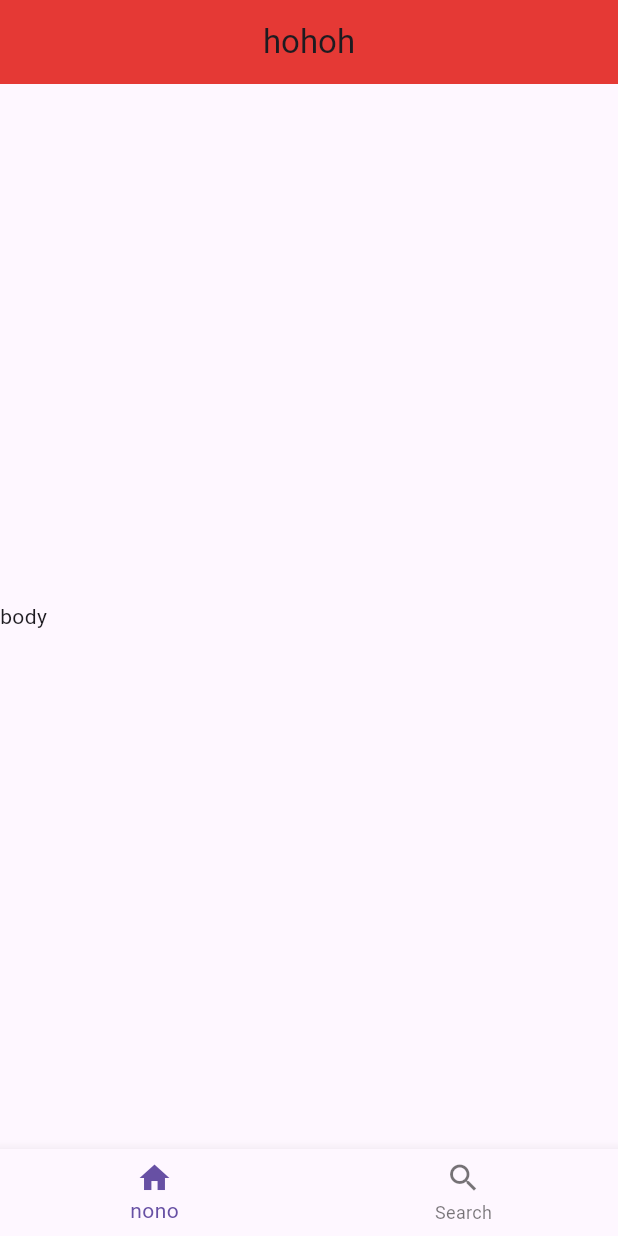
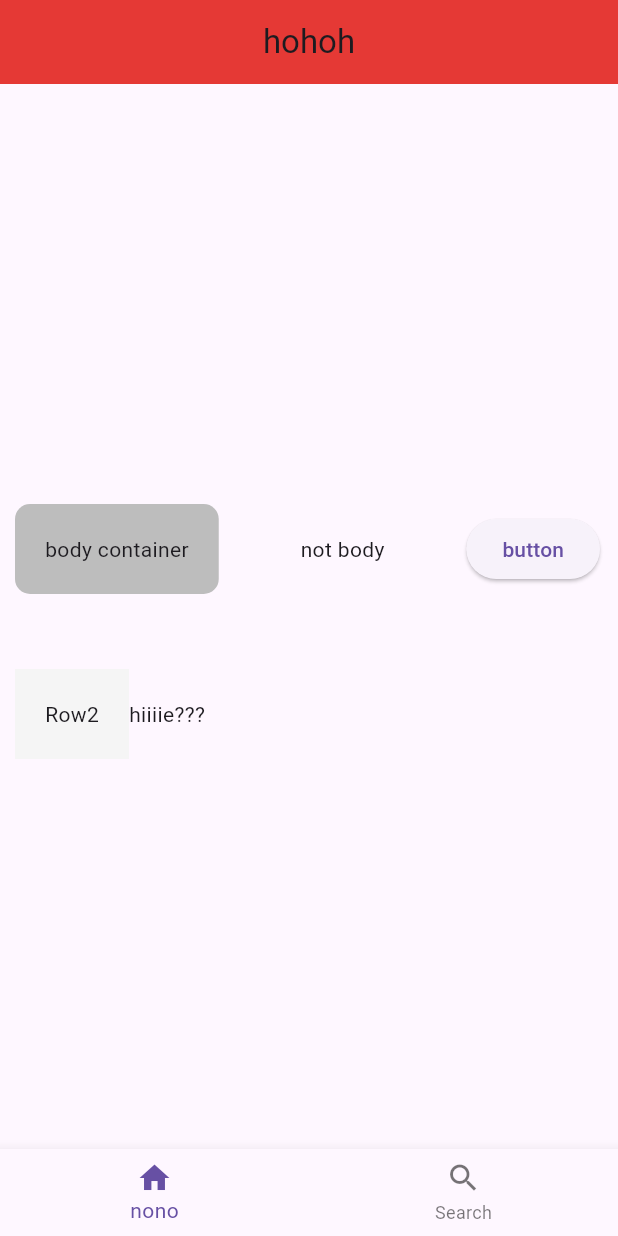
Before and after one commit to IhebGarsii/Small-flutter-app, a Flutter app: the screen it shows after launch, on a phone screen of 412 x 824 dp. Run offline on Flutter 3.47's test engine with Material 3 defaults, Android fonts, the phone set to English and light mode, and no system bars.

Commit message:
learning Rows & Column

```diff
--- a/lib/main.dart
+++ b/lib/main.dart
@@ -15,14 +15,44 @@ class Home extends StatelessWidget {
         centerTitle: true,
         backgroundColor: Colors.red[600],
       ),
-      body: Row(
-        children: [
-          Container(
-
-            color: const Color.fromARGB(255, 52, 138, 209),
+      body: Padding(
+        padding: const EdgeInsets.fromLTRB(10, 20, 12, 0),
+        child: Column(mainAxisAlignment: MainAxisAlignment.center, children: [
+          Row(
+            mainAxisAlignment: MainAxisAlignment.spaceBetween,
+            crossAxisAlignment: CrossAxisAlignment.center,
+            children: [
+              Container(
+                decoration: BoxDecoration(
+                  borderRadius: BorderRadius.circular(10.0),
+                  color: Colors.grey[400],
+                ),
+                padding: const EdgeInsets.all(20),
+                child: const Text('body container'),
+              ),
+              const SizedBox(
+                width: 10.0,
+              ),
+              const Text('not body'),
+              const SizedBox(
+                width: 10.0,
+              ),
+              ElevatedButton(onPressed: () {}, child: const Text("button")),
+            ],
           ),
-          const Text('body')
-        ],
+          const SizedBox(
+            height: 50.0,
+          ),
+          Row(
+            children: [
+              Container(
+                  padding: const EdgeInsets.all(20),
+                  color: Colors.grey[100],
+                  child: const Text('Row2')),
+              const Text('hiiiie???')
+            ],
+          )
+        ]),
       ),
 
       /* Center(
```
